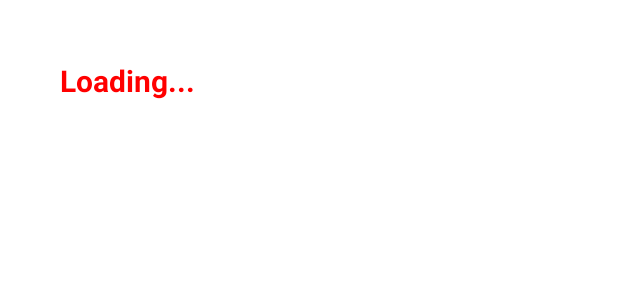
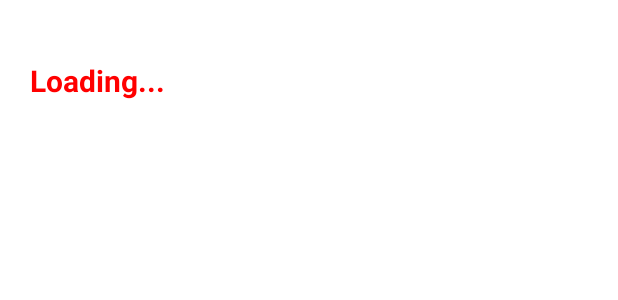
Before and after one commit to AS-2021-22/ITIScircolari, an Android app: the layout activity_display_circolare_full.xml on its own in the app's theme, with its tools: preview values and no code run, on a phone screen of 412 x 824 dp. Shown: the top 300 px of the screen. Run offline under Robolectric (Android 15) with nearby library versions, the light colour scheme and no system bars; network calls fail.

Commit message:
final V1

```diff
--- a/app/src/main/java/com/example/circolariitis/dataClasses/Filtro.kt
+++ b/app/src/main/java/com/example/circolariitis/dataClasses/Filtro.kt
@@ -2,7 +2,7 @@ package com.example.circolariitis.dataClasses
 
 //this is the filter class
 data class Filtro(
-    var id:Int,
+    var id:String,
     var text: String,
     var active: Boolean
 ){
--- a/app/src/main/res/layout/activity_display_circolare_full.xml
+++ b/app/src/main/res/layout/activity_display_circolare_full.xml
@@ -11,11 +11,20 @@
         android:layout_height="match_parent"
         tools:context=".activities.DisplayCircolareFull">
 
+        <LinearLayout
+            android:layout_width="match_parent"
+            android:layout_height="match_parent"
+            app:layout_constraintBottom_toBottomOf="parent"
+            app:layout_constraintEnd_toEndOf="parent"
+            app:layout_constraintStart_toStartOf="parent"
+            app:layout_constraintTop_toTopOf="parent">
+            <androidx.constraintlayout.widget.ConstraintLayout
+                android:layout_width="match_parent"
+                android:layout_height="match_parent">
             <TextView
                 android:id="@+id/cnumber"
                 android:layout_width="wrap_content"
                 android:layout_height="wrap_content"
-            android:layout_marginStart="20dp"
                 android:layout_marginTop="20dp"
                 android:text="@string/loading"
                 android:textColor="@color/red"
@@ -28,7 +37,6 @@
                 android:id="@+id/ctitle"
                 android:layout_width="wrap_content"
                 android:layout_height="wrap_content"
-            android:layout_marginStart="20dp"
                 android:layout_marginTop="30dp"
                 android:textSize="20sp"
                 android:textColor="@color/black"
@@ -40,10 +48,11 @@
                 android:id="@+id/cdescription"
                 android:layout_width="wrap_content"
                 android:layout_height="wrap_content"
-            android:layout_marginStart="20dp"
                 android:layout_marginTop="20dp"
                 android:textSize="16sp"
                 app:layout_constraintStart_toStartOf="parent"
                 app:layout_constraintTop_toBottomOf="@+id/ctitle" />
             </androidx.constraintlayout.widget.ConstraintLayout>
+        </LinearLayout>
+    </androidx.constraintlayout.widget.ConstraintLayout>
 </androidx.core.widget.NestedScrollView>
```
Also changed, not shown: app/src/main/java/com/example/circolariitis/MainActivity.kt (+8 -2 lines), app/src/main/java/com/example/circolariitis/background/BackgroundServiceSocket.kt (+5 -3 lines), app/src/main/java/com/example/circolariitis/fragments/FilterDialogFragment.kt (+5 -5 lines), 21 other files. Lines whose indentation alone changed are shown as unchanged.
